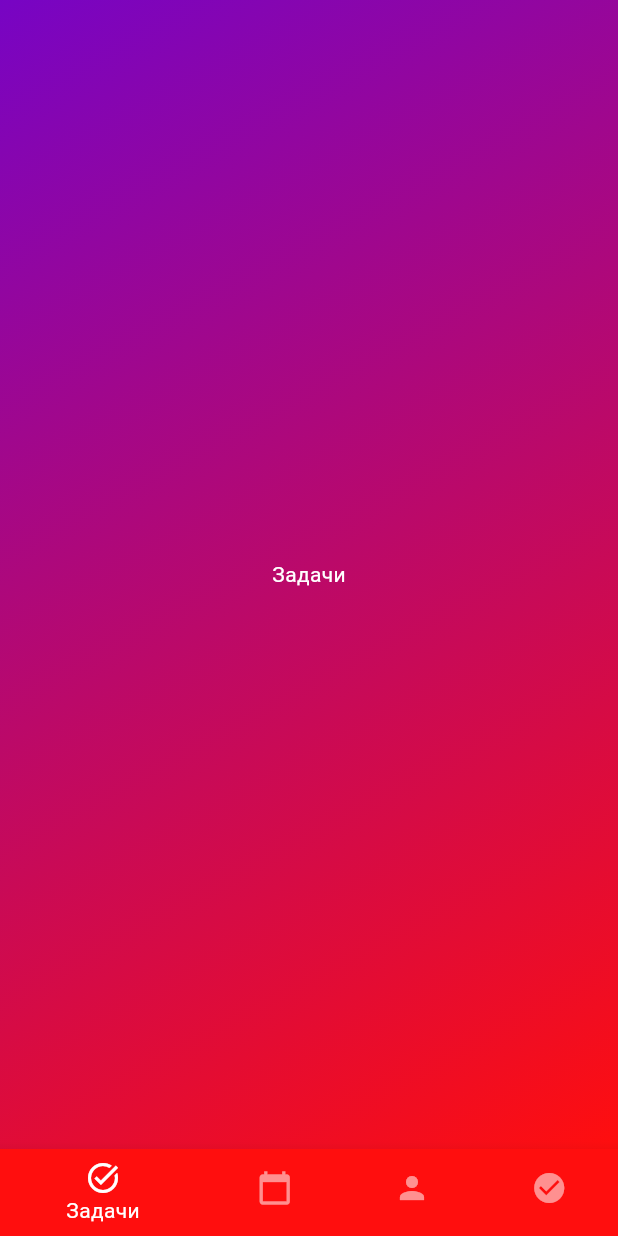
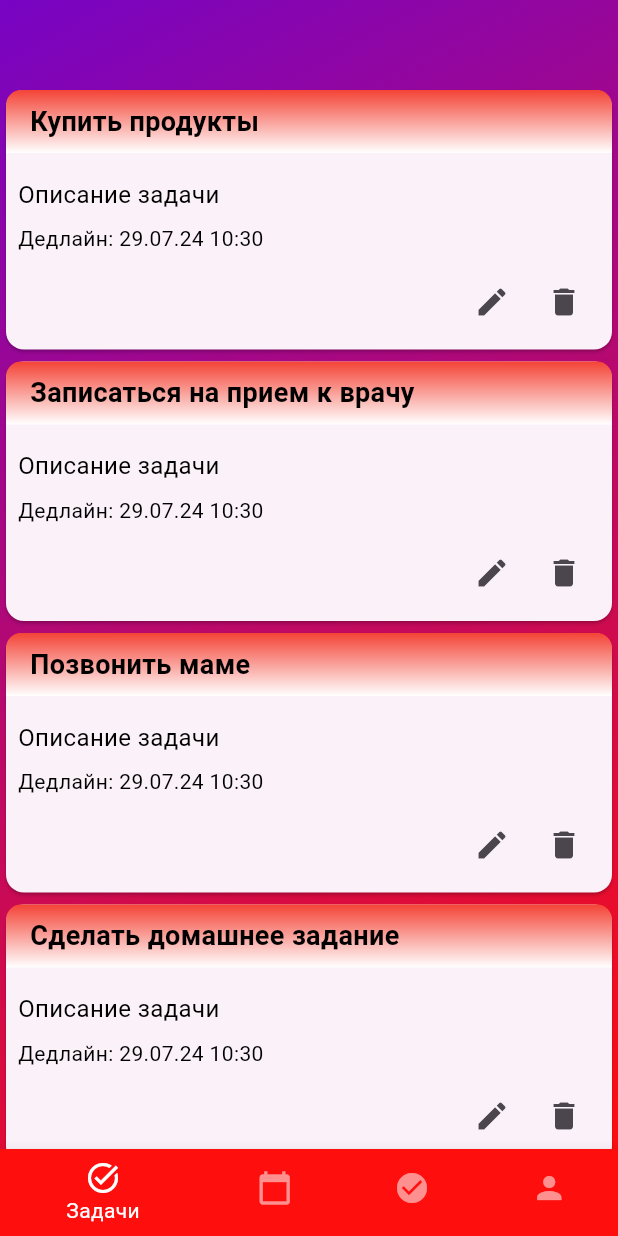
Before and after one commit to Cosssmy/zc_dodiddon, a Flutter app: the MainPage screen opened directly, on a phone screen of 412 x 824 dp. Run offline on Flutter 3.47's test engine with Material 3 defaults, Android fonts, the phone set to English and light mode, and no system bars.

Commit message:
all_tasks

```diff
--- a/lib/pages/main_page.dart
+++ b/lib/pages/main_page.dart
@@ -1,4 +1,5 @@
 import 'package:flutter/material.dart';
+import '../screens/all_tasks.dart';
 import '../theme/theme.dart';
 import '../screens/profile.dart'; // Импортируем ProfilePage
 
@@ -12,10 +13,10 @@ class MainPage extends StatefulWidget {
 class _MainPageState extends State<MainPage> {
   int _selectedIndex = 0;
   static const List<Widget> _widgetOptions = <Widget>[
-    Text('Задачи'),
+    TaskPage(),
     Text('Сегодня'),
+    Text('Выполнено'),
     ProfilePage(), // Заменяем Text на ProfilePage
-    Text('Выполнено'),
   ];
 
   void _onItemTapped(int index) {
@@ -58,12 +59,12 @@ class _MainPageState extends State<MainPage> {
             label: 'Сегодня',
           ),
           BottomNavigationBarItem(
+            icon: Icon(Icons.check_circle),
+            label: 'Выполнено',
+          ),
+          BottomNavigationBarItem(
             icon: Icon(Icons.person),
             label: 'Профиль',
-          ),
-          BottomNavigationBarItem(
-            icon: Icon(Icons.check_circle),
-            label: 'Выполнено',
           ),
         ],
         currentIndex: _selectedIndex,
--- /dev/null
+++ b/lib/screens/all_tasks.dart
@@ -0,0 +1,33 @@
+import 'package:flutter/material.dart';
+import '../widgets/task_item.dart';
+
+class TaskPage extends StatefulWidget {
+  const TaskPage({Key? key}) : super(key: key);
+
+  @override
+  State<TaskPage> createState() => _TaskPageState();
+}
+
+class _TaskPageState extends State<TaskPage> {
+  final List<String> _tasks = [
+    'Купить продукты',
+    'Записаться на прием к врачу',
+    'Позвонить маме',
+    'Сделать домашнее задание',
+    'Помыть посуду',
+  ];
+
+  @override
+  Widget build(BuildContext context) {
+    return ListView.builder(
+      itemCount: _tasks.length,
+      itemBuilder: (context, index) {
+        return TaskItem(
+          title: _tasks[index],
+          description: 'Описание задачи',
+          deadline: DateTime.now(),
+        );
+      },
+    );
+  }
+}
--- a/lib/screens/profile.dart
+++ b/lib/screens/profile.dart
@@ -1,5 +1,4 @@
 import 'package:flutter/material.dart';
-
 import '../pages/login_page.dart';
 
 class ProfilePage extends StatefulWidget {
--- /dev/null
+++ b/lib/widgets/task_item.dart
@@ -0,0 +1,129 @@
+import 'package:flutter/material.dart';
+import 'package:intl/intl.dart'; // Import the intl package
+
+class TaskItem extends StatelessWidget {
+  final String title;
+  final String description;
+  final DateTime deadline;
+
+  const TaskItem({
+    Key? key,
+    required this.title,
+    required this.description,
+    required this.deadline,
+  }) : super(key: key);
+
+  @override
+  Widget build(BuildContext context) {
+    // Format the deadline using intl
+    String formattedDeadline = DateFormat('dd.MM.yy HH:mm').format(deadline);
+
+    // Calculate time difference
+    Duration timeDifference = deadline.difference(DateTime.now());
+
+    // Define gradient based on time difference
+    Gradient gradient = getTimeDifferenceGradient(timeDifference);
+
+    return Card(
+      child: Column(
+        crossAxisAlignment: CrossAxisAlignment.start,
+        children: [
+          Container(
+            padding: const EdgeInsets.symmetric(vertical: 8, horizontal: 16),
+            decoration: BoxDecoration(
+              gradient: gradient,
+              borderRadius: BorderRadius.only(
+                topLeft: Radius.circular(10),
+                topRight: Radius.circular(10),
+              ),
+            ),
+            child: Row(
+              children: [
+                Expanded(
+                  child: Text(
+                    title,
+                    style: const TextStyle(
+                      fontSize: 18,
+                      fontWeight: FontWeight.bold,
+                      color: Colors.black, // White text for better contrast
+                    ),
+                  ),
+                ),
+              ],
+            ),
+          ),
+          const SizedBox(height: 8),
+          Padding(
+            padding: const EdgeInsets.all(8.0),
+            child: Column(
+              crossAxisAlignment: CrossAxisAlignment.start,
+              children: [
+                Text(
+                  description,
+                  style: const TextStyle(
+                    fontSize: 16,
+                    color: Colors.black,
+                  ),
+                ),
+                const SizedBox(height: 8),
+                Text(
+                  'Дедлайн: $formattedDeadline', // Используем отформатированную дату
+                  style: const TextStyle(
+                    fontSize: 14,
+                    color: Colors.black,
+                  ),
+                ),
+                const SizedBox(height: 8),
+                Row(
+                  mainAxisAlignment: MainAxisAlignment.end,
+                  children: [
+                    IconButton(
+                      onPressed: () {
+                        // Обработка нажатия на кнопку "Редактировать"
+                        print('Редактировать');
+                      },
+                      icon: const Icon(Icons.edit),
+                    ),
+                    IconButton(
+                      onPressed: () {
+                        // Обработка нажатия на кнопку "Удалить"
+                        print('Удалить');
+                      },
+                      icon: const Icon(Icons.delete),
+                    ),
+                  ],
+                ),
+              ],
+            ),
+          )
+        ],
+      ),
+    );
+  }
+
+  // Helper function to get gradient based on time difference
+  Gradient getTimeDifferenceGradient(Duration timeDifference) {
+    if (timeDifference.inDays < 1) {
+      // Less than 1 day
+      return const LinearGradient(
+        begin: Alignment.topCenter,
+        end: Alignment.bottomCenter,
+        colors: [Colors.red, Colors.white],
+      );
+    } else if (timeDifference.inDays < 3) {
+      // 1-3 days
+      return const LinearGradient(
+        begin: Alignment.topLeft,
+        end: Alignment.bottomRight,
+        colors: [Colors.yellow, Colors.white],
+      );
+    } else {
+      // More than 3 days
+      return const LinearGradient(
+        begin: Alignment.topLeft,
+        end: Alignment.bottomRight,
+        colors: [Colors.green, Colors.white],
+      );
+    }
+  }
+}
--- a/pubspec.yaml
+++ b/pubspec.yaml
@@ -35,6 +35,7 @@ dependencies:
   # The following adds the Cupertino Icons font to your application.
   # Use with the CupertinoIcons class for iOS style icons.
   cupertino_icons: ^1.0.6
+  intl: ^0.19.0
 
 dev_dependencies:
   flutter_test:
```
Also changed, not shown: pubspec.lock.
